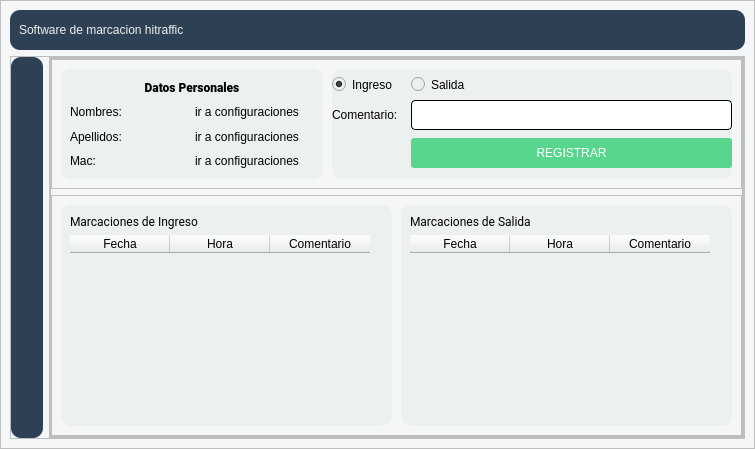
MrRocklion/PERSONAL-MAGNAMENT, file main.ui: the form before one commit.
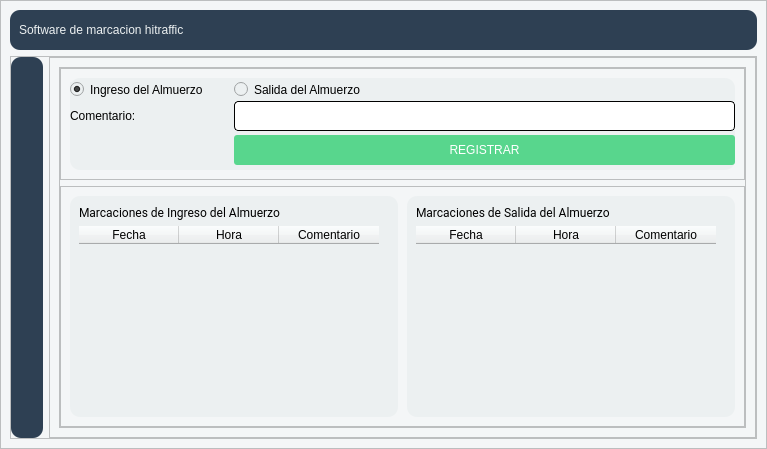
The form after the commit. The open tabs and pages were chosen to show the change. Icons and pictures are not drawn.

```diff
--- a/main.ui
+++ b/main.ui
@@ -833,6 +833,341 @@
                  </item>
                 </layout>
                </widget>
+               <widget class="QWidget" name="AlmuerzosView">
+                <layout class="QVBoxLayout" name="verticalLayout_18">
+                 <item>
+                  <widget class="QFrame" name="frame_22">
+                   <property name="frameShape">
+                    <enum>QFrame::StyledPanel</enum>
+                   </property>
+                   <property name="frameShadow">
+                    <enum>QFrame::Raised</enum>
+                   </property>
+                   <layout class="QVBoxLayout" name="verticalLayout_15">
+                    <property name="spacing">
+                     <number>6</number>
+                    </property>
+                    <property name="leftMargin">
+                     <number>0</number>
+                    </property>
+                    <property name="topMargin">
+                     <number>0</number>
+                    </property>
+                    <property name="rightMargin">
+                     <number>0</number>
+                    </property>
+                    <property name="bottomMargin">
+                     <number>0</number>
+                    </property>
+                    <item>
+                     <widget class="QFrame" name="frame_23">
+                      <property name="maximumSize">
+                       <size>
+                        <width>16777215</width>
+                        <height>130</height>
+                       </size>
+                      </property>
+                      <property name="styleSheet">
+                       <string notr="true"/>
+                      </property>
+                      <property name="frameShape">
+                       <enum>QFrame::StyledPanel</enum>
+                      </property>
+                      <property name="frameShadow">
+                       <enum>QFrame::Raised</enum>
+                      </property>
+                      <layout class="QHBoxLayout" name="horizontalLayout_12">
+                       <property name="spacing">
+                        <number>9</number>
+                       </property>
+                       <item>
+                        <widget class="QFrame" name="frame_25">
+                         <property name="sizePolicy">
+                          <sizepolicy hsizetype="Expanding" vsizetype="Preferred">
+                           <horstretch>0</horstretch>
+                           <verstretch>0</verstretch>
+                          </sizepolicy>
+                         </property>
+                         <property name="minimumSize">
+                          <size>
+                           <width>400</width>
+                           <height>0</height>
+                          </size>
+                         </property>
+                         <property name="maximumSize">
+                          <size>
+                           <width>1000</width>
+                           <height>110</height>
+                          </size>
+                         </property>
+                         <property name="styleSheet">
+                          <string notr="true">background-color: rgb(236, 240, 241);
+border-radius:10px;</string>
+                         </property>
+                         <property name="frameShape">
+                          <enum>QFrame::StyledPanel</enum>
+                         </property>
+                         <property name="frameShadow">
+                          <enum>QFrame::Raised</enum>
+                         </property>
+                         <layout class="QHBoxLayout" name="horizontalLayout_14">
+                          <property name="spacing">
+                           <number>0</number>
+                          </property>
+                          <property name="leftMargin">
+                           <number>0</number>
+                          </property>
+                          <property name="topMargin">
+                           <number>0</number>
+                          </property>
+                          <property name="rightMargin">
+                           <number>0</number>
+                          </property>
+                          <property name="bottomMargin">
+                           <number>0</number>
+                          </property>
+                          <item>
+                           <layout class="QGridLayout" name="gridLayout_8">
+                            <property name="spacing">
+                             <number>0</number>
+                            </property>
+                            <item row="1" column="0">
+                             <widget class="QLabel" name="label_25">
+                              <property name="text">
+                               <string>Comentario:    </string>
+                              </property>
+                             </widget>
+                            </item>
+                            <item row="0" column="0">
+                             <widget class="QRadioButton" name="radIngreso_2">
+                              <property name="text">
+                               <string>Ingreso del Almuerzo         </string>
+                              </property>
+                              <property name="checked">
+                               <bool>true</bool>
+                              </property>
+                             </widget>
+                            </item>
+                            <item row="0" column="1">
+                             <widget class="QRadioButton" name="radSalida_2">
+                              <property name="text">
+                               <string>Salida del Almuerzo</string>
+                              </property>
+                             </widget>
+                            </item>
+                            <item row="1" column="1" colspan="2">
+                             <widget class="QLineEdit" name="comentarioAlmuerzo">
+                              <property name="sizePolicy">
+                               <sizepolicy hsizetype="Expanding" vsizetype="Fixed">
+                                <horstretch>1</horstretch>
+                                <verstretch>0</verstretch>
+                               </sizepolicy>
+                              </property>
+                              <property name="minimumSize">
+                               <size>
+                                <width>0</width>
+                                <height>30</height>
+                               </size>
+                              </property>
+                              <property name="styleSheet">
+                               <string notr="true">background-color: rgb(255, 255, 255);
+border:1px solid;
+border-radius:4px;</string>
+                              </property>
+                             </widget>
+                            </item>
+                            <item row="2" column="1" colspan="2">
+                             <widget class="QPushButton" name="registrar_btn_2">
+                              <property name="minimumSize">
+                               <size>
+                                <width>0</width>
+                                <height>30</height>
+                               </size>
+                              </property>
+                              <property name="styleSheet">
+                               <string notr="true">QPushButton{
+background-color: rgb(88, 214, 141 );
+border-radius:3px;
+color:white
+}
+
+
+QPushButton:hover{
+border-radius:0px;
+background-color: rgb(130, 224, 170);
+border-radius:3px;
+color:white
+}
+
+QPushButton:pressed{
+	border-radius:0px;
+background-color: rgb(88, 214, 141 );
+border-radius:3px;
+color:white
+}
+
+</string>
+                              </property>
+                              <property name="text">
+                               <string>REGISTRAR</string>
+                              </property>
+                             </widget>
+                            </item>
+                           </layout>
+                          </item>
+                         </layout>
+                        </widget>
+                       </item>
+                      </layout>
+                     </widget>
+                    </item>
+                    <item>
+                     <widget class="QFrame" name="frame_26">
+                      <property name="maximumSize">
+                       <size>
+                        <width>16777215</width>
+                        <height>241</height>
+                       </size>
+                      </property>
+                      <property name="styleSheet">
+                       <string notr="true"/>
+                      </property>
+                      <property name="frameShape">
+                       <enum>QFrame::StyledPanel</enum>
+                      </property>
+                      <property name="frameShadow">
+                       <enum>QFrame::Raised</enum>
+                      </property>
+                      <layout class="QHBoxLayout" name="horizontalLayout_15">
+                       <property name="spacing">
+                        <number>9</number>
+                       </property>
+                       <item>
+                        <widget class="QFrame" name="frame_27">
+                         <property name="minimumSize">
+                          <size>
+                           <width>328</width>
+                           <height>0</height>
+                          </size>
+                         </property>
+                         <property name="styleSheet">
+                          <string notr="true">background-color: rgb(236, 240, 241);
+border-radius:10px;</string>
+                         </property>
+                         <property name="frameShape">
+                          <enum>QFrame::StyledPanel</enum>
+                         </property>
+                         <property name="frameShadow">
+                          <enum>QFrame::Raised</enum>
+                         </property>
+                         <layout class="QVBoxLayout" name="verticalLayout_16">
+                          <item>
+                           <widget class="QLabel" name="label_26">
+                            <property name="font">
+                             <font>
+                              <family>Roboto</family>
+                              <pointsize>9</pointsize>
+                              <italic>false</italic>
+                              <bold>false</bold>
+                             </font>
+                            </property>
+                            <property name="styleSheet">
+                             <string notr="true">font: 9pt &quot;Roboto&quot;;</string>
+                            </property>
+                            <property name="text">
+                             <string>Marcaciones de Ingreso del Almuerzo</string>
+                            </property>
+                           </widget>
+                          </item>
+                          <item>
+                           <widget class="QTableWidget" name="tableIngresos_2">
+                            <column>
+                             <property name="text">
+                              <string>Fecha</string>
+                             </property>
+                            </column>
+                            <column>
+                             <property name="text">
+                              <string>Hora</string>
+                             </property>
+                            </column>
+                            <column>
+                             <property name="text">
+                              <string>Comentario</string>
+                             </property>
+                            </column>
+                           </widget>
+                          </item>
+                         </layout>
+                        </widget>
+                       </item>
+                       <item>
+                        <widget class="QFrame" name="frame_28">
+                         <property name="minimumSize">
+                          <size>
+                           <width>328</width>
+                           <height>0</height>
+                          </size>
+                         </property>
+                         <property name="styleSheet">
+                          <string notr="true">background-color: rgb(236, 240, 241);
+border-radius:10px;</string>
+                         </property>
+                         <property name="frameShape">
+                          <enum>QFrame::StyledPanel</enum>
+                         </property>
+                         <property name="frameShadow">
+                          <enum>QFrame::Raised</enum>
+                         </property>
+                         <layout class="QVBoxLayout" name="verticalLayout_17">
+                          <item>
+                           <widget class="QLabel" name="label_27">
+                            <property name="font">
+                             <font>
+                              <family>Roboto</family>
+                              <pointsize>9</pointsize>
+                              <italic>false</italic>
+                              <bold>false</bold>
+                             </font>
+                            </property>
+                            <property name="styleSheet">
+                             <string notr="true">font: 9pt &quot;Roboto&quot;;</string>
+                            </property>
+                            <property name="text">
+                             <string>Marcaciones de Salida del Almuerzo</string>
+                            </property>
+                           </widget>
+                          </item>
+                          <item>
+                           <widget class="QTableWidget" name="tableSalidas_2">
+                            <column>
+                             <property name="text">
+                              <string>Fecha</string>
+                             </property>
+                            </column>
+                            <column>
+                             <property name="text">
+                              <string>Hora</string>
+                             </property>
+                            </column>
+                            <column>
+                             <property name="text">
+                              <string>Comentario</string>
+                             </property>
+                            </column>
+                           </widget>
+                          </item>
+                         </layout>
+                        </widget>
+                       </item>
+                      </layout>
+                     </widget>
+                    </item>
+                   </layout>
+                  </widget>
+                 </item>
+                </layout>
+               </widget>
                <widget class="QWidget" name="ConfigView">
                 <layout class="QHBoxLayout" name="horizontalLayout_5">
                  <item>
```
Left out of the diff: 31 changed lines with no effect on the pictures.
